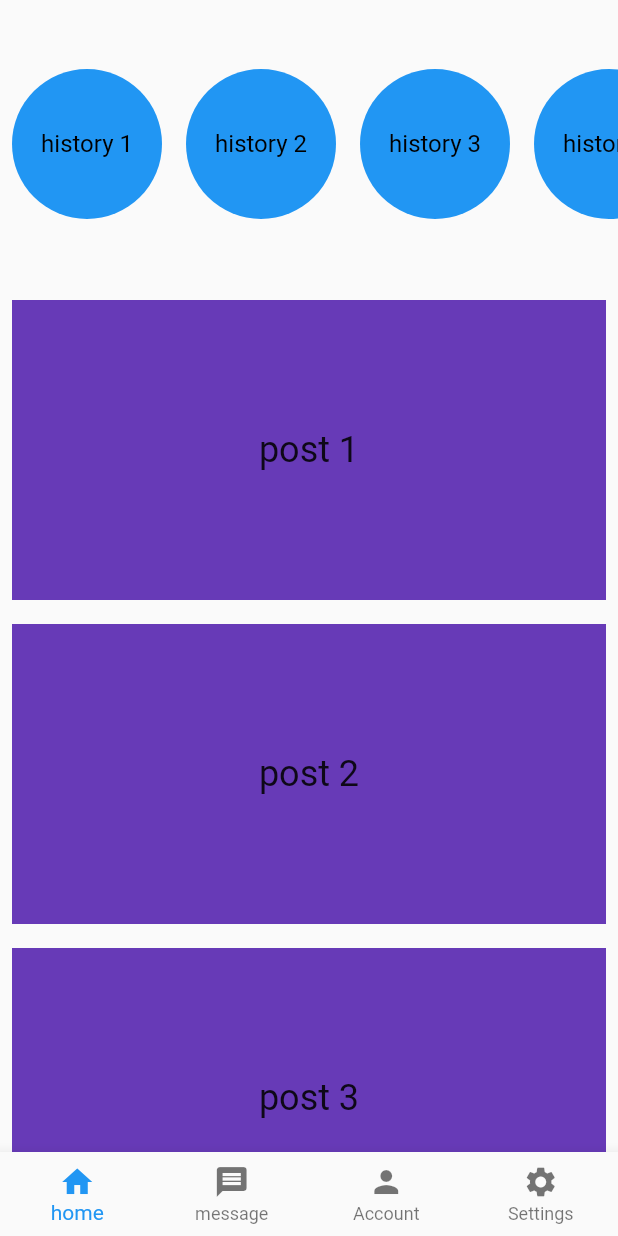
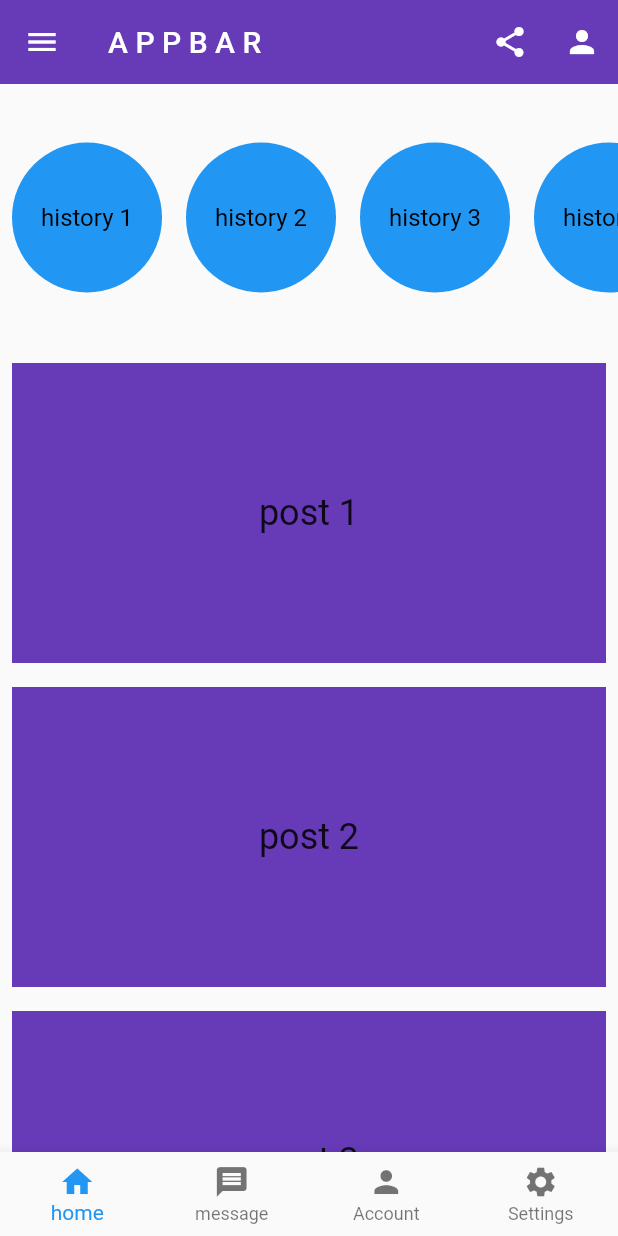
Before and after one commit to Hbbmoussa/flutteer_practice, a Flutter app: the screen it shows after launch, on a phone screen of 412 x 824 dp. Run offline on Flutter 3.47's test engine with Material 2 defaults, Android fonts, the light colour scheme and no system bars.

Commit message:
added app bar

```diff
--- a/lib/app_bar.dart
+++ b/lib/app_bar.dart
@@ -1,52 +1,10 @@
-// ignore_for_file: prefer_const_constructors, prefer_const_literals_to_create_immutables
-
-import 'package:flutteer_practice/pages/account.dart';
-import 'package:flutteer_practice/pages/home_page.dart';
-import 'package:flutteer_practice/pages/message.dart';
-import 'package:flutteer_practice/pages/settings.dart';
 import 'package:flutter/material.dart';
 
-class MyAppBar extends StatefulWidget {
-  const MyAppBar({super.key});
-
-  @override
-  State<MyAppBar> createState() => _MyAppBarState();
-}
-
-class _MyAppBarState extends State<MyAppBar> {
-  int _selectedIndex = 0;
-  final List<Widget> _pages = [
-    MyHomePage(title: "Hello"),
-    UserMessage(),
-    UserSettings(),
-    UserAccount()
-  ];
+class AppBar extends StatelessWidget {
+  const AppBar({super.key});
 
   @override
   Widget build(BuildContext context) {
-    return Scaffold(
-      body: _pages[_selectedIndex],
-      bottomNavigationBar: BottomNavigationBar(
-          currentIndex: _selectedIndex,
-          onTap: (value) {
-            setState(() {
-              _selectedIndex = value;
-            });
-          },
-          //If the bottom navigation bar items are more than 4.
-          type: BottomNavigationBarType.fixed,
-          items: [
-            BottomNavigationBarItem(
-                icon: Icon(
-                  Icons.home,
-                ),
-                label: 'home'),
-            BottomNavigationBarItem(
-                icon: Icon(Icons.message), label: 'message'),
-            BottomNavigationBarItem(icon: Icon(Icons.person), label: 'Account'),
-            BottomNavigationBarItem(
-                icon: Icon(Icons.settings), label: 'Settings'),
-          ]),
-    );
+    return const Scaffold();
   }
 }
--- /dev/null
+++ b/lib/bottom_bar.dart
@@ -0,0 +1,62 @@
+// ignore_for_file: prefer_const_constructors, prefer_const_literals_to_create_immutables
+
+import 'package:flutteer_practice/pages/account.dart';
+import 'package:flutteer_practice/pages/home_page.dart';
+import 'package:flutteer_practice/pages/message.dart';
+import 'package:flutteer_practice/pages/settings.dart';
+import 'package:flutter/material.dart';
+
+class MyAppBar extends StatefulWidget {
+  const MyAppBar({super.key});
+
+  @override
+  State<MyAppBar> createState() => _MyAppBarState();
+}
+
+class _MyAppBarState extends State<MyAppBar> {
+  int _selectedIndex = 0;
+  final List<Widget> _pages = [
+    MyHomePage(title: "Hello"),
+    UserMessage(),
+    UserSettings(),
+    UserAccount()
+  ];
+
+  @override
+  Widget build(BuildContext context) {
+    return Scaffold(
+      appBar: AppBar(
+        backgroundColor: Colors.deepPurple,
+        elevation: 0,
+        title: Text("A P P B A R"),
+        leading: IconButton(onPressed: () {}, icon: Icon(Icons.menu)),
+        actions: [
+          IconButton(onPressed: () {}, icon: Icon(Icons.share)),
+          IconButton(onPressed: () {}, icon: Icon(Icons.person))
+        ],
+      ),
+      body: _pages[_selectedIndex],
+      bottomNavigationBar: BottomNavigationBar(
+          currentIndex: _selectedIndex,
+          onTap: (value) {
+            setState(() {
+              _selectedIndex = value;
+            });
+          },
+          //If the bottom navigation bar items are more than 4.
+          type: BottomNavigationBarType.fixed,
+          items: [
+            BottomNavigationBarItem(
+                icon: Icon(
+                  Icons.home,
+                ),
+                label: 'home'),
+            BottomNavigationBarItem(
+                icon: Icon(Icons.message), label: 'message'),
+            BottomNavigationBarItem(icon: Icon(Icons.person), label: 'Account'),
+            BottomNavigationBarItem(
+                icon: Icon(Icons.settings), label: 'Settings'),
+          ]),
+    );
+  }
+}
--- a/lib/my_app.dart
+++ b/lib/my_app.dart
@@ -1,4 +1,4 @@
-import 'package:flutteer_practice/app_bar.dart';
+import 'package:flutteer_practice/bottom_bar.dart';
 import 'package:flutteer_practice/grid_view.dart';
 import 'package:flutteer_practice/pages/home_page.dart';
 import 'package:flutter/material.dart';
```
